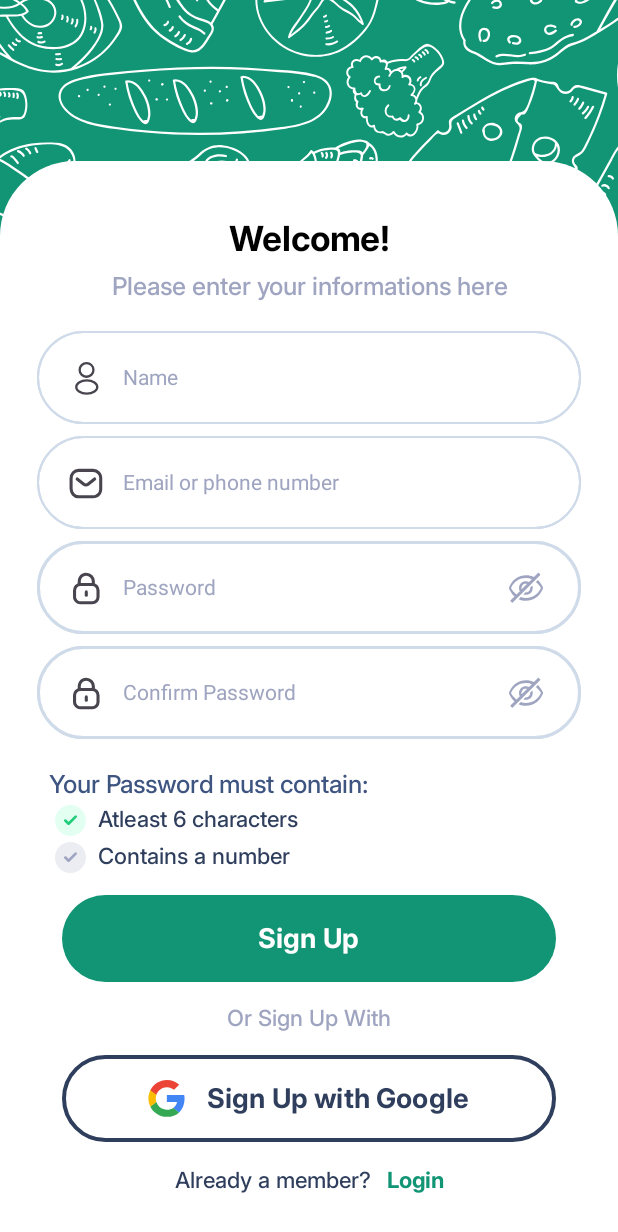
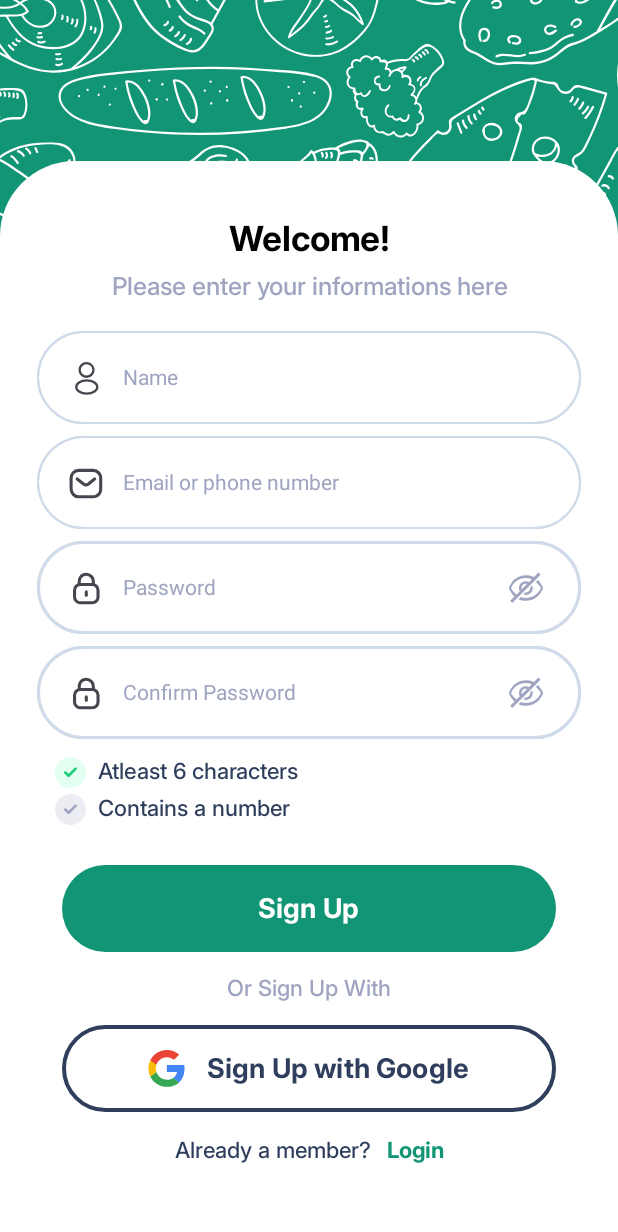
Before and after one commit to YAHYA-NAIM/KUZUNA, an Android app built with Jetpack Compose: the SignUpScreen screen opened through its navigation route, on a phone screen of 412 x 824 dp. Shown: the top 1232 px of the screen. Run offline under Robolectric (Android 15) with nearby library versions, the phone set to English and light mode, and no system bars.

Commit message:
SignUp UI quick Update

```diff
--- a/app/src/main/java/kuzina/com/ui/screens/auth/SignUp.kt
+++ b/app/src/main/java/kuzina/com/ui/screens/auth/SignUp.kt
@@ -119,21 +119,13 @@ fun SignUpScreen(
                     onPasswordToggle = { isPasswordVisible = !isPasswordVisible },
                 )
 
-                Spacer(modifier = Modifier.height(H(0.005f)))
+
 
                 // Password hints
                 Column(
                     modifier = Modifier.fillMaxWidth().padding(start = W(0.02f)),
                     horizontalAlignment = Alignment.Start
                 ) {
-                    Text(
-                        text = stringResource(id = R.string.password_must),
-                        fontSize = (H(0.020f)).value.sp,
-                        fontFamily = Inter,
-                        fontWeight = FontWeight.Medium,
-                        color = colorResource(id = R.color.text_color2),
-                    )
-
                     Row(Modifier.fillMaxWidth().padding(horizontal = H(0.005f), vertical = H(0.005f))) {
                         Icon(
                             painter = painterResource(R.drawable.ic_done),
@@ -169,7 +161,7 @@ fun SignUpScreen(
                     }
                 }
 
-
+                Spacer(modifier = Modifier.height(H(0.005f)))
                 CustomAuthButton({onSkiptoHome()}, text = R.string.Sign_up)
 
                 Text(
```
